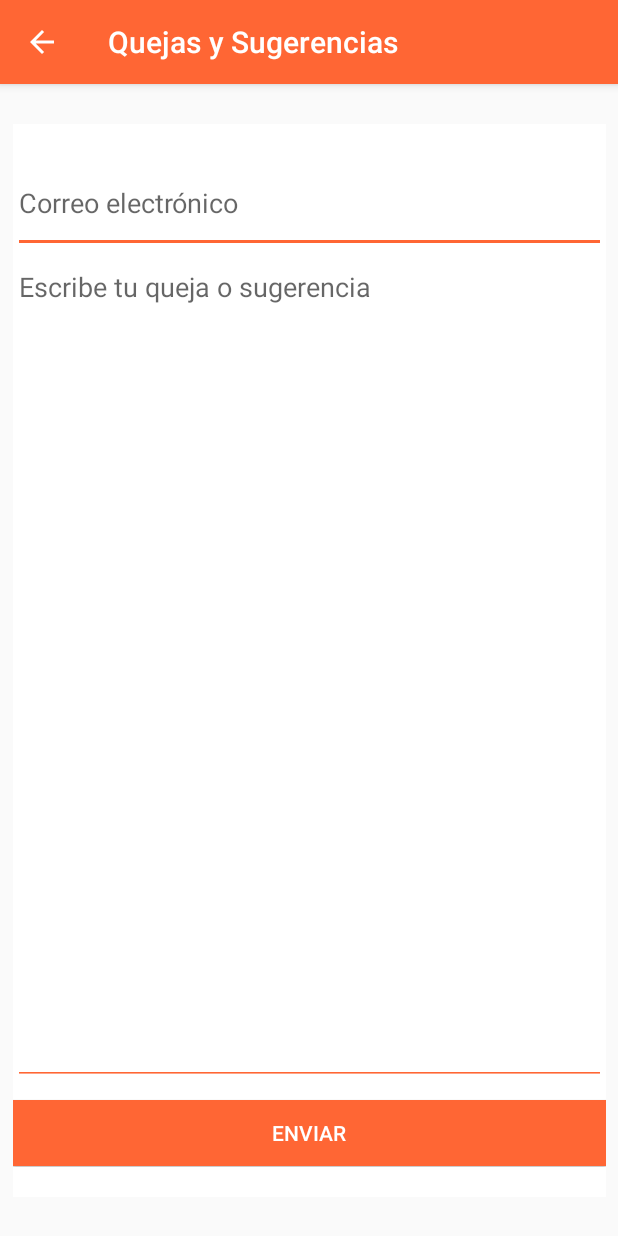
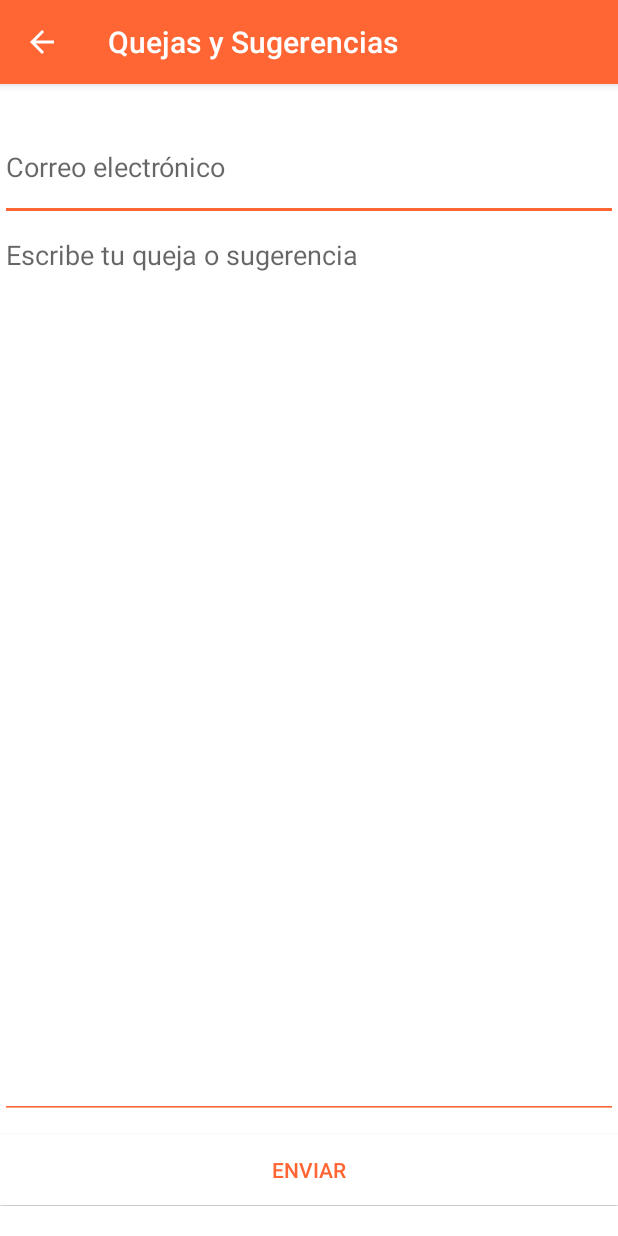
Before and after one commit to VicenteAguileraPerez/lunchApp, an Android app: the Main2Activity_quejassugerencias screen opened directly, with no data from a screen before it, on a phone screen of 412 x 824 dp. Run offline under Robolectric (Android 15) with nearby library versions, the phone set to English and light mode, and no system bars.

Commit message:
modificación de iconos del fragment ayuda

```diff
--- a/app/src/main/java/fragmentsPackage/quejasysugenencias.java
+++ b/app/src/main/java/fragmentsPackage/quejasysugenencias.java
@@ -1,13 +1,16 @@
 package fragmentsPackage;
 
 
+import android.graphics.Color;
 import android.os.Bundle;
 import android.support.annotation.NonNull;
 import android.support.annotation.Nullable;
 import android.support.v4.app.Fragment;
 import android.view.LayoutInflater;
+import android.view.MotionEvent;
 import android.view.View;
 import android.view.ViewGroup;
+import android.widget.Button;
 
 import com.example.lunchapp.MainActivity;
 import com.example.lunchapp.R;
@@ -18,7 +21,7 @@ import com.example.lunchapp.R;
  */
 public class quejasysugenencias extends Fragment {
 
-
+    private Button button_enviar_comentario;
     public quejasysugenencias() {
         // Required empty public constructor
     }
@@ -35,9 +38,25 @@ public class quejasysugenencias extends Fragment {
     public void onViewCreated(@NonNull View view, @Nullable Bundle savedInstanceState) {
         super.onViewCreated(view, savedInstanceState);
 
-        if(getActivity() instanceof MainActivity){
-            ((MainActivity)getActivity()).activadoRetonrno(false);
-            ((MainActivity)getActivity()).activadoToolBar(false);
-        }
+        button_enviar_comentario= view.findViewById(R.id.button_enviarcomentario);
+
+        button_enviar_comentario.setOnTouchListener(new View.OnTouchListener() {
+            @Override
+            public boolean onTouch(View v, MotionEvent event) {
+                Button botonA = (Button) v;
+                switch(event.getAction()) {
+                    case MotionEvent.ACTION_DOWN:
+
+                        botonA.setTextColor(getResources().getColor(R.color.colorblanco));
+                        botonA.setBackgroundColor(Color.parseColor("#FF6634"));
+                        return false;
+                    case MotionEvent.ACTION_UP:
+                        botonA.setTextColor(getResources().getColor(R.color.colorPrimary));
+                        botonA.setBackground(getResources().getDrawable(R.color.colorblanco));
+                        return false;
+                }
+                return false;
+            }
+        });
     }
 }
--- a/app/src/main/res/layout/activity_main2_quejassugerencias.xml
+++ b/app/src/main/res/layout/activity_main2_quejassugerencias.xml
@@ -7,18 +7,12 @@
     tools:context=".Main2Activity_quejassugerencias">
 
     <fragment
-        android:id="@+id/fragment2"
+        android:id="@+id/fragment3"
         android:name="androidx.navigation.fragment.NavHostFragment"
-        android:layout_width="395dp"
-        android:layout_height="715dp"
-        android:layout_marginStart="8dp"
-        android:layout_marginTop="8dp"
-        android:layout_marginEnd="8dp"
-        android:layout_marginBottom="8dp"
+        android:layout_width="match_parent"
+        android:layout_height="match_parent"
         app:defaultNavHost="true"
-        app:layout_constraintBottom_toBottomOf="parent"
-        app:layout_constraintEnd_toEndOf="parent"
-        app:layout_constraintStart_toStartOf="parent"
-        app:layout_constraintTop_toTopOf="parent"
-        app:navGraph="@navigation/navigation_quejassugerencias" />
+        app:navGraph="@navigation/navigation_quejassugerencias"
+        tools:layout_editor_absoluteX="8dp"
+        tools:layout_editor_absoluteY="8dp" />
 </android.support.constraint.ConstraintLayout>
--- a/app/src/main/res/layout/fragment_menu_ayuda.xml
+++ b/app/src/main/res/layout/fragment_menu_ayuda.xml
@@ -12,7 +12,7 @@
         android:id="@+id/btnProblemasTecnicos"
         android:layout_width="match_parent"
         android:layout_height="wrap_content"
-        android:background="@drawable/transparent_button_inactive"
+        android:background="@color/colorblanco"
         android:text="@string/problemas_tecnicos"
         android:textColor="@color/colorPrimaryDark"
         android:textSize="18sp"
@@ -27,7 +27,7 @@
         android:id="@+id/btnAyuda"
         android:layout_width="match_parent"
         android:layout_height="wrap_content"
-        android:background="@drawable/transparent_button_inactive"
+        android:background="@color/colorblanco"
         android:text="@string/quejassugerencias"
         android:textColor="@color/colorPrimaryDark"
         android:textSize="18sp"
--- a/app/src/main/res/layout/fragment_quejasysugenencias.xml
+++ b/app/src/main/res/layout/fragment_quejasysugenencias.xml
@@ -1,5 +1,6 @@
 <?xml version="1.0" encoding="utf-8"?>
 <LinearLayout xmlns:android="http://schemas.android.com/apk/res/android"
+    xmlns:app="http://schemas.android.com/apk/res-auto"
     xmlns:tools="http://schemas.android.com/tools"
     android:layout_width="match_parent"
     android:layout_height="match_parent"
@@ -13,16 +14,17 @@
 
 
 
+
         <EditText
             android:id="@+id/editText_correodecontacto"
             android:layout_width="match_parent"
             android:layout_height="0dp"
             android:layout_weight="0.3"
+            android:autofillHints=""
+            android:backgroundTint="@color/colorPrimary"
             android:ems="10"
+            android:hint="@string/email_usuario"
             android:inputType="textEmailAddress"
-        android:autofillHints=""
-        android:hint="@string/email_usuario"
-        android:backgroundTint="@color/colorPrimary"
             android:textCursorDrawable="@color/colorPrimary"
             tools:targetApi="o" />
 
@@ -31,25 +33,25 @@
             android:layout_width="match_parent"
             android:layout_height="0dp"
             android:layout_weight="2.5"
+            android:backgroundTint="@color/colorPrimary"
             android:ems="10"
+            android:gravity="top"
+            android:hint="@string/escribe_tu_queja_sugerencia"
+            android:importantForAutofill="no"
             android:inputType="textMultiLine"
-        android:hint="@string/escribe_tu_queja_sugerencia"
-        android:gravity="top"
-        android:backgroundTint="@color/colorPrimary"
             android:textCursorDrawable="@color/colorPrimary"
-        android:importantForAutofill="no"
             tools:targetApi="o" />
 
         <Button
             android:id="@+id/button_enviarcomentario"
             android:layout_width="match_parent"
             android:layout_height="0dp"
+            android:layout_marginTop="10dp"
             android:layout_weight="0.2"
-        android:background="@color/colorPrimary"
+
             android:text="@string/enviar_mensaje"
-        android:textColor="@color/colorblanco"
+            android:textColor="@color/colorPrimary"
             android:textColorLink="@color/colorPrimary"
-        android:layout_marginTop="10dp"
-        />
+            android:background="@color/colorblanco"/>
 
 </LinearLayout>
--- a/app/src/main/res/values/styles.xml
+++ b/app/src/main/res/values/styles.xml
@@ -26,10 +26,10 @@
        <style name="AppTheme.NoActionBar">
            <item name="windowActionBar">false</item>
            <item name="windowNoTitle">true</item>
-       </style>
+       </style>-->
 
     <style name="AppTheme.AppBarOverlay" parent="ThemeOverlay.AppCompat.Dark.ActionBar" />
 
     <style name="AppTheme.PopupOverlay" parent="ThemeOverlay.AppCompat.Light" />
--->
+
 </resources>
```
Also changed, not shown: app/src/main/java/com/example/lunchapp/Main2Activity_quejassugerencias.java (+14 -0 lines), app/src/main/java/fragmentsPackage/Ayuda.java (+12 -26 lines), app/src/main/res/drawable-xhdpi/icon_wrench_100_orange.png (added), app/src/main/res/drawable/ic_wrech_white.png (deleted), app/src/main/res/drawable/ic_wrench_orange.png (deleted), app/src/main/res/drawable/icon_wrench_100_white.png (added). Lines whose indentation alone changed are shown as unchanged.
